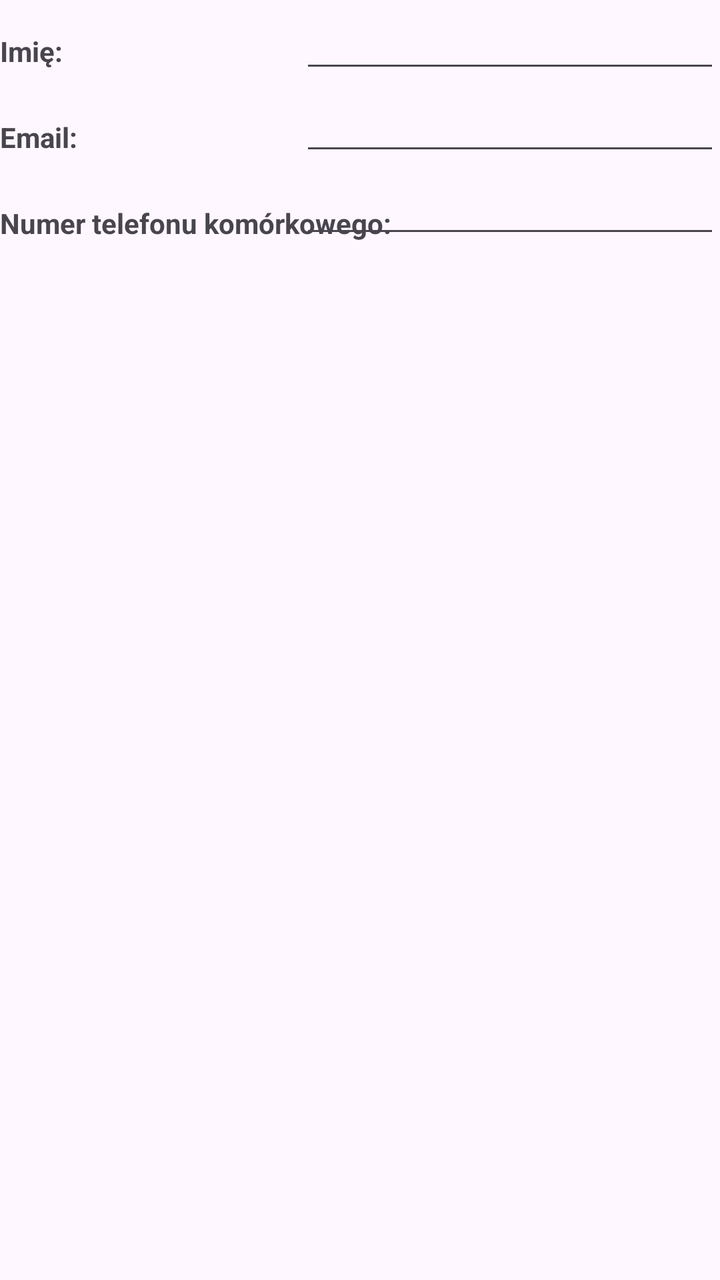
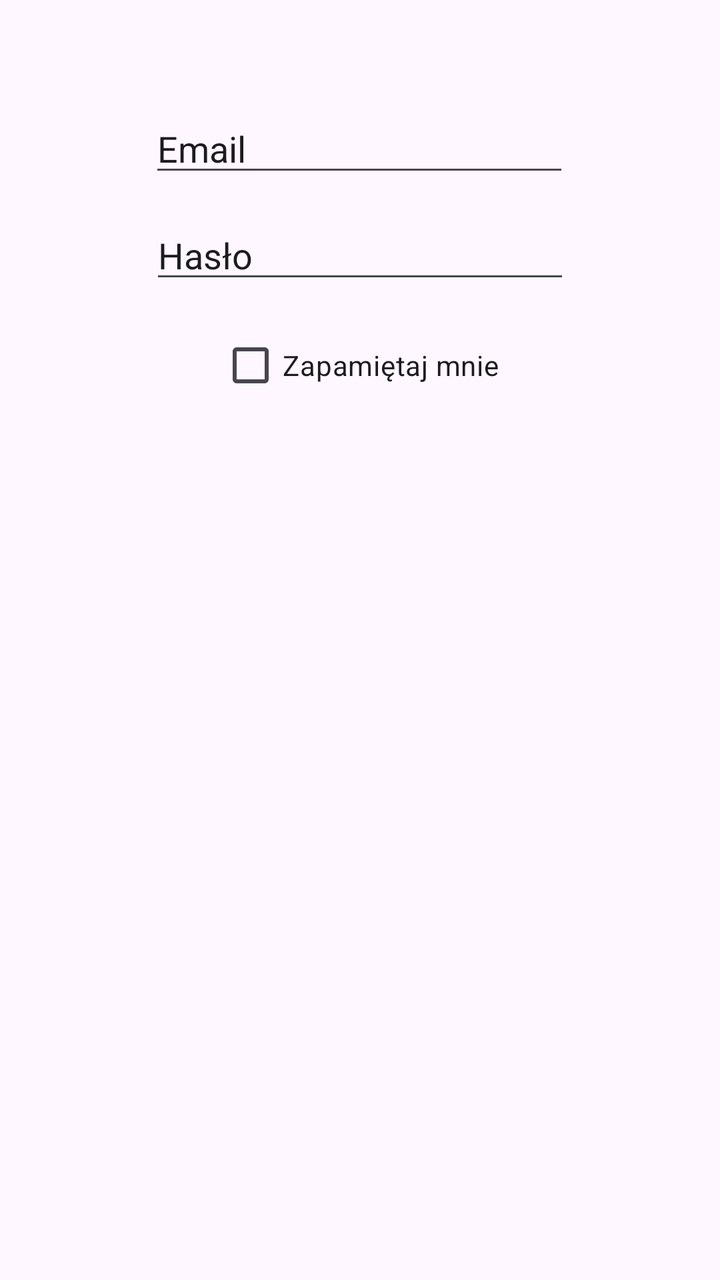

Two renders of the same Android screen: before a commit and after it. Below are the layout's source before the change and the commit's diff.
<!-- AndroidManifest.xml: application theme Theme.ConstraintLayout -->
<!-- res/layout/activity_main.xml -->
<?xml version="1.0" encoding="utf-8"?>
<androidx.constraintlayout.widget.ConstraintLayout xmlns:android="http://schemas.android.com/apk/res/android"
    xmlns:app="http://schemas.android.com/apk/res-auto"
    xmlns:tools="http://schemas.android.com/tools"
    android:id="@+id/main"
    android:layout_width="match_parent"
    android:layout_height="match_parent"
    tools:context=".MainActivity">


    <TextView
        android:id="@+id/tvLabelName"
        android:layout_width="wrap_content"
        android:layout_height="wrap_content"
        android:layout_marginTop="16dp"
        android:text="@string/user_name"
        android:textStyle="bold"
        app:layout_constraintStart_toStartOf="parent"
        app:layout_constraintTop_toTopOf="parent" />

    <TextView
        android:id="@+id/tvLabelEmail"
        android:layout_width="wrap_content"
        android:layout_height="wrap_content"
        android:layout_marginTop="24dp"
        android:text="@string/user_email"
        android:textStyle="bold"
        app:layout_constraintStart_toStartOf="parent"
        app:layout_constraintTop_toBottomOf="@+id/tvLabelName" />

    <TextView
        android:id="@+id/tvLabelPhone"
        android:layout_width="wrap_content"
        android:layout_height="wrap_content"
        android:layout_marginTop="24dp"
        android:text="@string/user_number"
        android:textStyle="bold"
        app:layout_constraintStart_toStartOf="parent"
        app:layout_constraintTop_toBottomOf="@+id/tvLabelEmail" />

    <androidx.constraintlayout.widget.Barrier
        android:id="@+id/barrierLabels"
        android:layout_width="wrap_content"
        android:layout_height="wrap_content"
        app:barrierDirection="end"
        app:constraint_referenced_ids="tvLabelName,tvLabelEmail,tvLabelPhone" />

    <EditText
        android:id="@+id/etName"
        android:layout_width="wrap_content"
        android:layout_height="wrap_content"
        android:ems="10"
        android:inputType="text"
        app:layout_constraintEnd_toEndOf="parent"
        app:layout_constraintTop_toTopOf="parent" />

    <EditText
        android:id="@+id/etEmail"
        android:layout_width="wrap_content"
        android:layout_height="wrap_content"
        android:ems="10"
        android:inputType="text"
        app:layout_constraintEnd_toEndOf="parent"
        app:layout_constraintTop_toBottomOf="@+id/etName" />

    <EditText
        android:id="@+id/etPhone"
        android:layout_width="wrap_content"
        android:layout_height="wrap_content"
        android:ems="10"
        android:inputType="phone"
        app:layout_constraintEnd_toEndOf="parent"
        app:layout_constraintTop_toBottomOf="@+id/etEmail" />


</androidx.constraintlayout.widget.ConstraintLayout>
<!-- resources referenced by this layout -->
<resources>
  <string name="user_email">Email:</string>
  <string name="user_name">Imię:</string>
  <string name="user_number">Numer telefonu komórkowego:</string>
  <style name="Theme.ConstraintLayout" parent="Base.Theme.ConstraintLayout" />
  <style name="Base.Theme.ConstraintLayout" parent="Theme.Material3.DayNight.NoActionBar">
          
          
      </style>
</resources>

<!-- the commit's change to res/layout/activity_main.xml (unified diff, before → after) -->
@@ -8,69 +8,50 @@
     tools:context=".MainActivity">
 
 
-    <TextView
-        android:id="@+id/tvLabelName"
+    <ImageView
+        android:id="@+id/imageView"
         android:layout_width="wrap_content"
         android:layout_height="wrap_content"
-        android:layout_marginTop="16dp"
-        android:text="@string/user_name"
-        android:textStyle="bold"
+        android:layout_marginTop="40dp"
+        android:src="@tools:sample/avatars"
+        app:layout_constraintEnd_toEndOf="parent"
+        app:layout_constraintHorizontal_bias="0.498"
         app:layout_constraintStart_toStartOf="parent"
         app:layout_constraintTop_toTopOf="parent" />
 
-    <TextView
-        android:id="@+id/tvLabelEmail"
+    <EditText
+        android:id="@+id/editTextText4"
         android:layout_width="wrap_content"
         android:layout_height="wrap_content"
-        android:layout_marginTop="24dp"
-        android:text="@string/user_email"
-        android:textStyle="bold"
+        android:layout_marginTop="12dp"
+        android:ems="10"
+        android:inputType="text"
+        android:text="Email"
+        app:layout_constraintEnd_toEndOf="parent"
+        app:layout_constraintHorizontal_bias="0.497"
         app:layout_constraintStart_toStartOf="parent"
-        app:layout_constraintTop_toBottomOf="@+id/tvLabelName" />
+        app:layout_constraintTop_toBottomOf="@+id/imageView" />
 
-    <TextView
-        android:id="@+id/tvLabelPhone"
+    <EditText
+        android:id="@+id/editTextText5"
         android:layout_width="wrap_content"
         android:layout_height="wrap_content"
-        android:layout_marginTop="24dp"
-        android:text="@string/user_number"
-        android:textStyle="bold"
+        android:layout_marginTop="12dp"
+        android:ems="10"
+        android:inputType="text"
+        android:text="Hasło"
+        app:layout_constraintEnd_toEndOf="parent"
         app:layout_constraintStart_toStartOf="parent"
-        app:layout_constraintTop_toBottomOf="@+id/tvLabelEmail" />
+        app:layout_constraintTop_toBottomOf="@+id/editTextText4" />
 
-    <androidx.constraintlayout.widget.Barrier
-        android:id="@+id/barrierLabels"
+    <CheckBox
+        android:id="@+id/checkBox"
         android:layout_width="wrap_content"
         android:layout_height="wrap_content"
-        app:barrierDirection="end"
-        app:constraint_referenced_ids="tvLabelName,tvLabelEmail,tvLabelPhone" />
-
-    <EditText
-        android:id="@+id/etName"
-        android:layout_width="wrap_content"
-        android:layout_height="wrap_content"
-        android:ems="10"
-        android:inputType="text"
+        android:layout_marginTop="12dp"
+        android:text="Zapamiętaj mnie"
         app:layout_constraintEnd_toEndOf="parent"
-        app:layout_constraintTop_toTopOf="parent" />
-
-    <EditText
-        android:id="@+id/etEmail"
-        android:layout_width="wrap_content"
-        android:layout_height="wrap_content"
-        android:ems="10"
-        android:inputType="text"
-        app:layout_constraintEnd_toEndOf="parent"
-        app:layout_constraintTop_toBottomOf="@+id/etName" />
-
-    <EditText
-        android:id="@+id/etPhone"
-        android:layout_width="wrap_content"
-        android:layout_height="wrap_content"
-        android:ems="10"
-        android:inputType="phone"
-        app:layout_constraintEnd_toEndOf="parent"
-        app:layout_constraintTop_toBottomOf="@+id/etEmail" />
-
-
+        app:layout_constraintHorizontal_bias="0.498"
+        app:layout_constraintStart_toStartOf="parent"
+        app:layout_constraintTop_toBottomOf="@+id/editTextText5" />
 </androidx.constraintlayout.widget.ConstraintLayout>
<!-- resource entries referenced after the edit -->
@@ -1,8 +1,5 @@
 <!-- resources referenced by this layout -->
 <resources>
-  <string name="user_email">Email:</string>
-  <string name="user_name">Imię:</string>
-  <string name="user_number">Numer telefonu komórkowego:</string>
   <style name="Theme.ConstraintLayout" parent="Base.Theme.ConstraintLayout" />
   <style name="Base.Theme.ConstraintLayout" parent="Theme.Material3.DayNight.NoActionBar">
           
